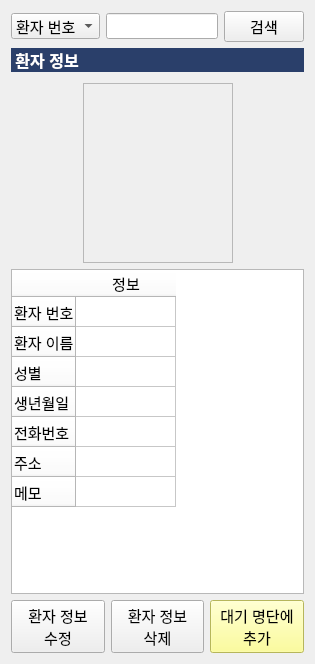
This is pms/PatientManagementSW/patientinfomanager.ui in KimYooseon/FinalProject as Qt 5 draws it before an edit. The edited form follows.
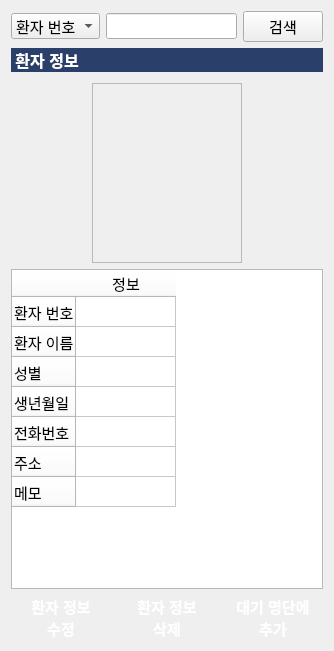
This is the edited form.

```diff
--- a/pms/PatientManagementSW/patientinfomanager.ui
+++ b/pms/PatientManagementSW/patientinfomanager.ui
@@ -6,8 +6,8 @@
    <rect>
     <x>0</x>
     <y>0</y>
-    <width>315</width>
-    <height>664</height>
+    <width>334</width>
+    <height>651</height>
    </rect>
   </property>
   <property name="windowTitle">
@@ -311,11 +311,28 @@
     <layout class="QHBoxLayout" name="horizontalLayout">
      <item>
       <widget class="QPushButton" name="modifyPushButton">
+       <property name="minimumSize">
+        <size>
+         <width>0</width>
+         <height>45</height>
+        </size>
+       </property>
        <property name="font">
         <font>
          <pointsize>11</pointsize>
+         <bold>true</bold>
         </font>
        </property>
+       <property name="styleSheet">
+        <string notr="true">background-color: qlineargradient(spread:pad, x1:0, y1:0, x2:1, 
+                                                        y2:1, stop:0 rgba(170, 170, 170, 255),
+                                                        stop:1 rgba(113, 113, 113, 255));
+border-radius:7px;
+color:#ffffff;
+
+
+</string>
+       </property>
        <property name="text">
         <string>환자 정보
 수정</string>
@@ -324,11 +341,27 @@
      </item>
      <item>
       <widget class="QPushButton" name="deletePushButton">
+       <property name="minimumSize">
+        <size>
+         <width>0</width>
+         <height>45</height>
+        </size>
+       </property>
        <property name="font">
         <font>
          <pointsize>11</pointsize>
+         <bold>true</bold>
         </font>
        </property>
+       <property name="styleSheet">
+        <string notr="true">background-color: qlineargradient(spread:pad, x1:0, y1:0, x2:1, 
+                                                        y2:1, stop:0 rgba(170, 170, 170, 255),
+                                                        stop:1 rgba(113, 113, 113, 255));
+border-radius:10px;
+color:#ffffff;
+
+</string>
+       </property>
        <property name="text">
         <string>환자 정보
 삭제</string>
@@ -337,13 +370,27 @@
      </item>
      <item>
       <widget class="QPushButton" name="WaitPushButton">
+       <property name="minimumSize">
+        <size>
+         <width>0</width>
+         <height>45</height>
+        </size>
+       </property>
        <property name="font">
         <font>
          <pointsize>11</pointsize>
+         <bold>true</bold>
         </font>
        </property>
        <property name="styleSheet">
-        <string notr="true">QPushButton { background-color: rgb(255, 255, 127)}</string>
+        <string notr="true">background-color: qlineargradient(spread:pad, x1:0, y1:0, x2:1, 
+                                                        y2:1, stop:0 rgba(170, 170, 170, 255),
+                                                        stop:1 rgba(113, 113, 113, 255));
+border-radius:7px;
+color:#ffffff;
+
+
+</string>
        </property>
        <property name="text">
         <string>대기 명단에
```
